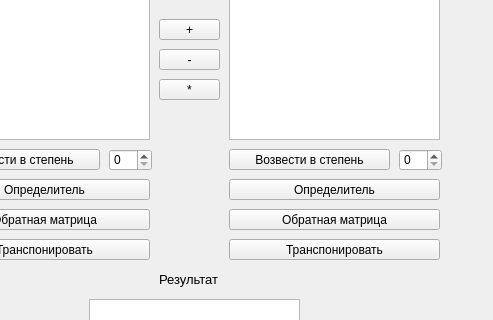
Old version of the form mainwindow.ui in the repository moevm/gui-1h2018-01; both pictures show x 101 to 594 and y 108 to 428 of the 594 by 598 pixel window.
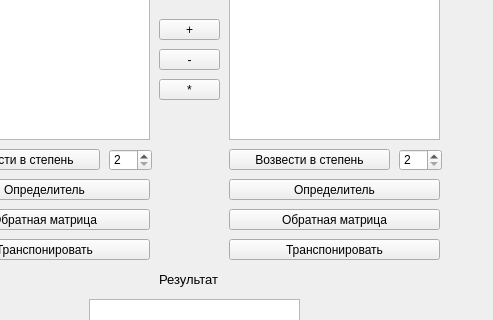
New version of the form.

Commit message: max/min для степени

What changed in the file:
```diff
--- a/mainwindow.ui
+++ b/mainwindow.ui
@@ -250,6 +250,12 @@
       <height>22</height>
      </rect>
     </property>
+    <property name="minimum">
+     <number>2</number>
+    </property>
+    <property name="maximum">
+     <number>10</number>
+    </property>
    </widget>
    <widget class="QPushButton" name="powB">
     <property name="geometry">
@@ -273,6 +279,12 @@
       <height>22</height>
      </rect>
     </property>
+    <property name="minimum">
+     <number>2</number>
+    </property>
+    <property name="maximum">
+     <number>10</number>
+    </property>
    </widget>
    <widget class="QPushButton" name="detB">
     <property name="geometry">
```
